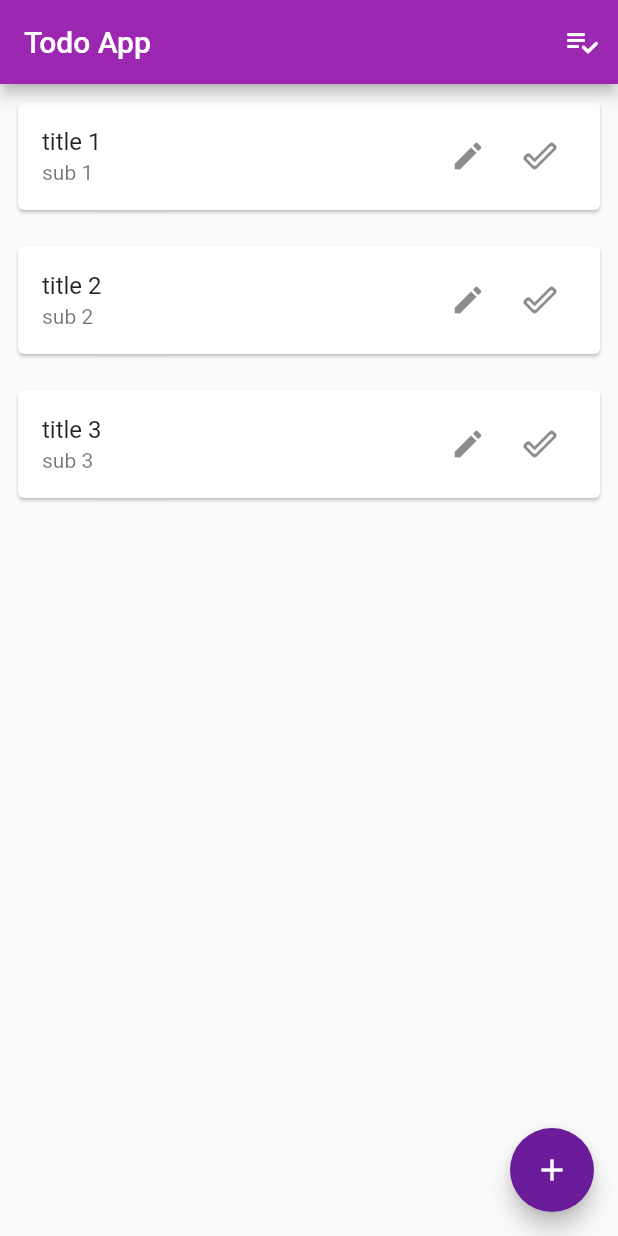
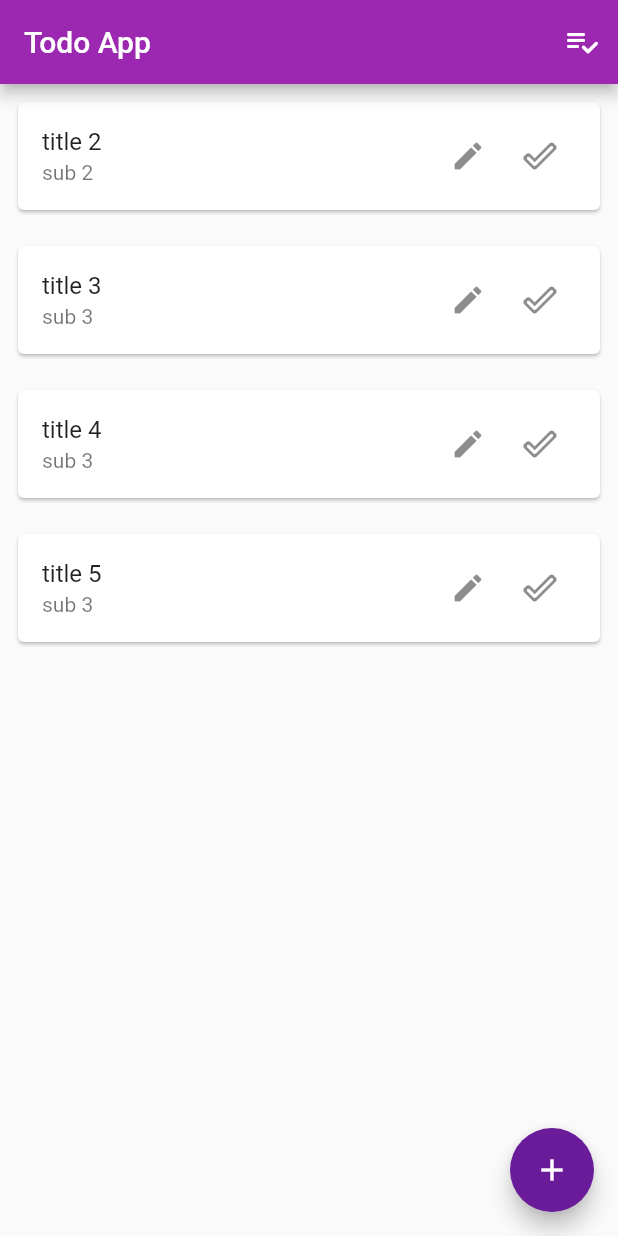
Before and after one commit to s-erfani/simple_todo_app, a Flutter app: the screen it shows after launch, after a tap on the "done outline" icon, on a phone screen of 412 x 824 dp. Run offline on Flutter 3.47's test engine with Material 2 defaults, Android fonts, the phone set to English and light mode, and no system bars.

Commit message:
add to done tasks functionality

```diff
--- a/lib/main.dart
+++ b/lib/main.dart
@@ -1,5 +1,6 @@
 import 'package:flutter/material.dart';
 import 'package:provider/provider.dart';
+import 'package:simple_todo_app/models/done_tasks.dart';
 import 'package:simple_todo_app/models/todo_item.dart';
 import 'package:simple_todo_app/models/todo_items.dart';
 import 'package:simple_todo_app/ui/add_todo_screen.dart';
@@ -22,6 +23,9 @@ class MyApp extends StatelessWidget {
         ChangeNotifierProvider.value(
           value: TodoItems(),
         ),
+        ChangeNotifierProvider.value(
+          value: DoneTasks(),
+        ),
       ],
       child: MaterialApp(
           theme: ThemeData(
--- /dev/null
+++ b/lib/models/done_tasks.dart
@@ -0,0 +1,13 @@
+import 'package:flutter/foundation.dart';
+import 'package:simple_todo_app/models/todo_item.dart';
+
+class DoneTasks with ChangeNotifier {
+  List<TodoItem> _doneItems = [];
+
+  List<TodoItem> get doneItemList => _doneItems;
+
+  void addToDone(TodoItem doneTask) {
+    _doneItems.add(doneTask);
+    notifyListeners();
+  }
+}
--- a/lib/models/todo_item.dart
+++ b/lib/models/todo_item.dart
@@ -1,8 +1,9 @@
 import 'package:flutter/material.dart';
 
 class TodoItem with ChangeNotifier {
+  int id;
   String title;
   String subtitle;
 
-  TodoItem({this.title, this.subtitle});
+  TodoItem({this.id, this.title, this.subtitle});
 }
--- a/lib/models/todo_items.dart
+++ b/lib/models/todo_items.dart
@@ -3,9 +3,11 @@ import 'package:simple_todo_app/models/todo_item.dart';
 
 class TodoItems with ChangeNotifier {
   List<TodoItem> _todoItems = [
-    TodoItem(title: "title 1", subtitle: "sub 1"),
-    TodoItem(title: "title 2", subtitle: "sub 2"),
-    TodoItem(title: "title 3", subtitle: "sub 3"),
+    TodoItem(id: 1, title: "title 1", subtitle: "sub 1"),
+    TodoItem(id: 2, title: "title 2", subtitle: "sub 2"),
+    TodoItem(id: 3, title: "title 3", subtitle: "sub 3"),
+    TodoItem(id: 4, title: "title 4", subtitle: "sub 3"),
+    TodoItem(id: 5, title: "title 5", subtitle: "sub 3"),
   ];
 
   List<TodoItem> get todoItemList => _todoItems;
@@ -14,4 +16,9 @@ class TodoItems with ChangeNotifier {
     _todoItems.add(newTodoItem);
     notifyListeners();
   }
+
+  void removeFromList(int id) {
+    _todoItems.removeWhere((item) => item.id == id);
+    notifyListeners();
+  }
 }
--- a/lib/ui/todo_screen.dart
+++ b/lib/ui/todo_screen.dart
@@ -32,6 +32,7 @@ class TodoScreen extends StatelessWidget {
               itemCount: myModel.todoItemList.length,
               itemBuilder: (context, i) {
                 return TodoItemCard(
+                  id: myModel.todoItemList[i].id,
                   title: myModel.todoItemList[i].title,
                   subtitle: myModel.todoItemList[i].subtitle,
                 );
--- /dev/null
+++ b/lib/widgets/done_item_card.dart
@@ -0,0 +1,20 @@
+import 'package:flutter/material.dart';
+
+class DoneItemCard extends StatelessWidget {
+  final String title;
+  final String subtitle;
+
+  DoneItemCard({this.title, this.subtitle});
+  @override
+  Widget build(BuildContext context) {
+    return Padding(
+      padding: const EdgeInsets.all(8.0),
+      child: Card(
+        child: ListTile(
+          title: Text(title),
+          subtitle: Text(subtitle),
+        ),
+      ),
+    );
+  }
+}
--- a/lib/widgets/todo_item_card.dart
+++ b/lib/widgets/todo_item_card.dart
@@ -1,11 +1,16 @@
 import 'package:flutter/material.dart';
+import 'package:provider/provider.dart';
+import 'package:simple_todo_app/models/done_tasks.dart';
+import 'package:simple_todo_app/models/todo_item.dart';
+import 'package:simple_todo_app/models/todo_items.dart';
 import 'package:simple_todo_app/ui/edit_item_screen.dart';
 
 class TodoItemCard extends StatelessWidget {
+  final int id;
   final String title;
   final String subtitle;
 
-  TodoItemCard({this.title, this.subtitle});
+  TodoItemCard({this.id, this.title, this.subtitle});
   @override
   Widget build(BuildContext context) {
     return Padding(
@@ -25,7 +30,13 @@ class TodoItemCard extends StatelessWidget {
               ),
               IconButton(
                 icon: Icon(Icons.done_outline_rounded),
-                onPressed: () {},
+                onPressed: () {
+                  Provider.of<DoneTasks>(context, listen: false)
+                      .addToDone(TodoItem(title: title, subtitle: subtitle));
+                  print(id);
+                  Provider.of<TodoItems>(context, listen: false)
+                      .removeFromList(id);
+                },
               ),
             ],
           ),
```
Also changed, not shown: lib/ui/add_todo_screen.dart (+7 -1 lines), lib/ui/done_tasks_screen.dart (+18 -0 lines).
